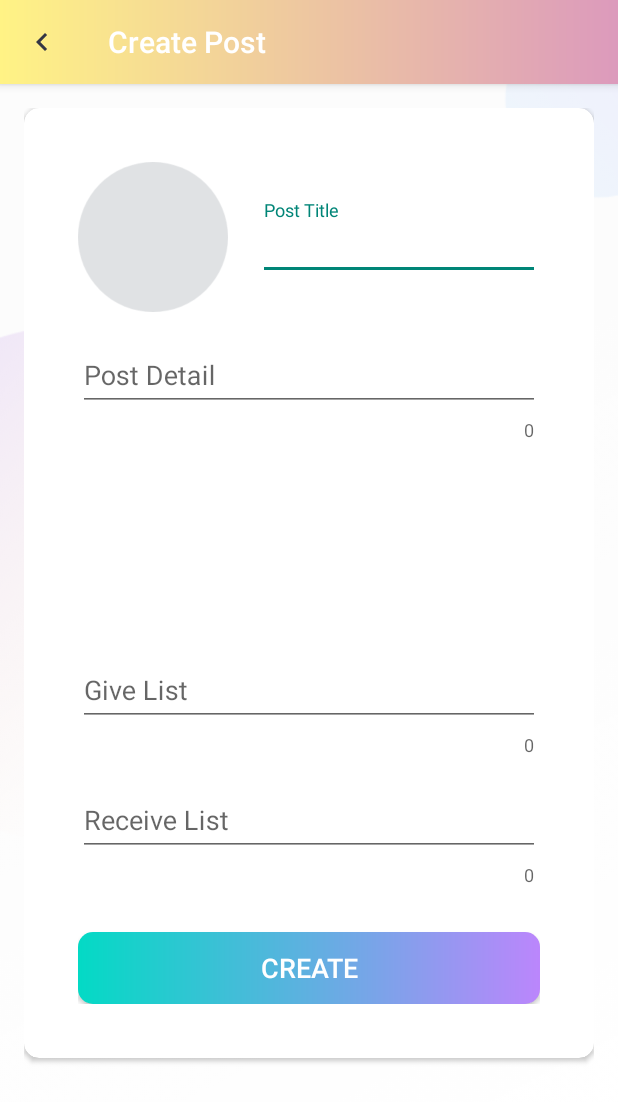
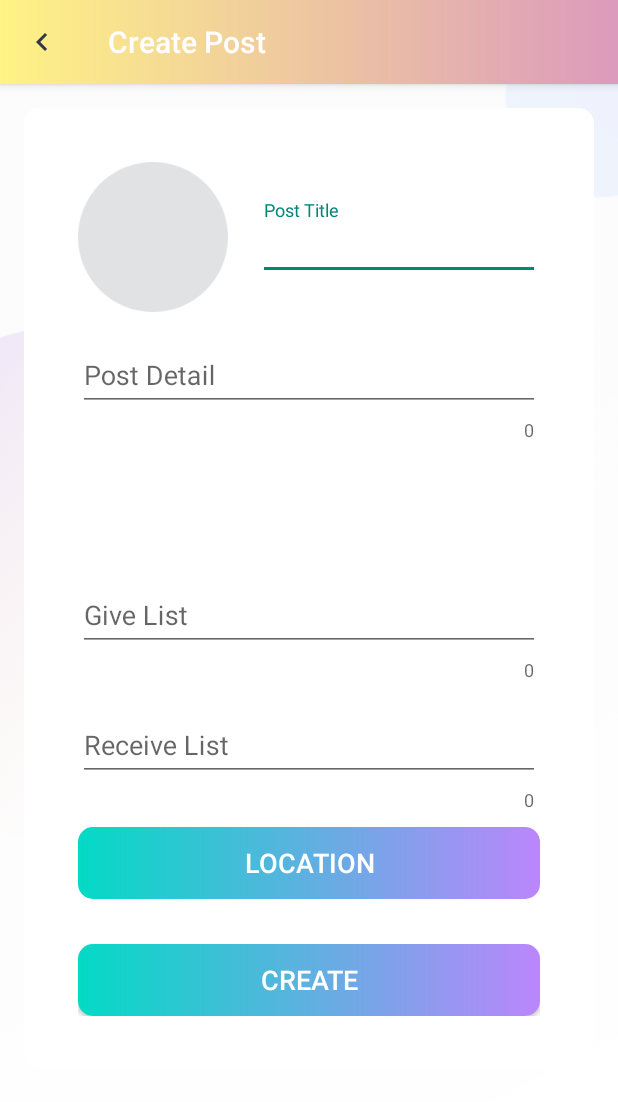
Before and after one commit to DKIV9570/Give-Receive, an Android app: the CreatePostActivity screen opened directly, with no data from a screen before it, on a phone screen of 412 x 824 dp. Shown: the top 1102 px of the screen. Run offline under Robolectric (Android 15) with nearby library versions, the phone set to English and light mode, and no system bars; our stand-ins replace Firebase (no records; nobody signed in at launch, a user with empty details on screens opened directly).

Commit message:
basic of get location when create post

```diff
--- a/app/build.gradle
+++ b/app/build.gradle
@@ -50,6 +50,7 @@ dependencies {
     implementation 'com.github.bumptech.glide:glide:4.11.0'
 
     implementation 'com.google.firebase:firebase-storage:20.0.1'
+    implementation 'com.google.android.gms:play-services-location:18.0.0'
 
     annotationProcessor 'com.github.bumptech.glide:compiler:4.11.0'
     testImplementation 'junit:junit:4.13.2'
--- a/app/src/main/AndroidManifest.xml
+++ b/app/src/main/AndroidManifest.xml
@@ -3,6 +3,8 @@
     xmlns:tools="http://schemas.android.com/tools"
     package="com.example.givereceive">
 
+    <uses-permission android:name="android.permission.ACCESS_COARSE_LOCATION" />
+    <uses-permission android:name="android.permission.ACCESS_FINE_LOCATION" />
     <uses-permission android:name="android.permission.INTERNET" />
     <uses-permission android:name="android.permission.ACCESS_NETWORK_STATE" />
     <uses-permission android:name="android.permission.READ_EXTERNAL_STORAGE" />
--- a/app/src/main/java/com/example/givereceive/adapters/ToDoList.kt
+++ b/app/src/main/java/com/example/givereceive/adapters/ToDoList.kt
@@ -5,6 +5,7 @@ class ToDoList {
     //Todo 1. When editing the user info, it only can be done when all the fields are filled in
     //Todo 2. The giving and receiving list, if it is empty or only have 1 item, will not run properly
     //Todo 3. The order of posts seems to be random
+    //Todo 4. The tags of first and last post would be render several times when slipping
 
 
     // TODO: features:
--- a/app/src/main/java/com/example/givereceive/models/Post.kt
+++ b/app/src/main/java/com/example/givereceive/models/Post.kt
@@ -12,7 +12,8 @@ data class Post (
     val content: String = "",
     val giveList: ArrayList<String> = ArrayList(),
     val receiveList: ArrayList<String> = ArrayList(),
-    val postTime: String = ""
+    val postTime: String = "",
+    val postAddress: String = ""
 ): Parcelable {
     constructor(parcel: Parcel) : this(
         parcel.readString()!!,
@@ -23,6 +24,7 @@ data class Post (
         parcel.readString()!!,
         parcel.createStringArrayList()!!,
         parcel.createStringArrayList()!!,
+        parcel.readString()!!,
         parcel.readString()!!
     ) {
     }
@@ -37,6 +39,7 @@ data class Post (
         writeStringList(giveList)
         writeStringList(receiveList)
         parcel.writeString(postTime)
+        parcel.writeString(postAddress)
     }
 
     override fun describeContents(): Int {
--- a/app/src/main/res/layout/activity_create_post.xml
+++ b/app/src/main/res/layout/activity_create_post.xml
@@ -119,6 +119,21 @@
                 </com.google.android.material.textfield.TextInputLayout>
 
                 <Button
+                    android:id="@+id/btn_get_location"
+                    android:layout_width="match_parent"
+                    android:layout_height="wrap_content"
+                    android:layout_gravity="center"
+                    android:layout_marginTop="10dp"
+                    android:background="@drawable/shape_button_rounded"
+                    android:foreground="?attr/selectableItemBackground"
+                    android:gravity="center"
+                    android:paddingTop="@dimen/btn_paddingTopBottom"
+                    android:paddingBottom="@dimen/btn_paddingTopBottom"
+                    android:text="@string/location"
+                    android:textColor="@android:color/white"
+                    android:textSize="@dimen/btn_text_size" />
+
+                <Button
                     android:id="@+id/btn_create"
                     android:layout_width="match_parent"
                     android:layout_height="wrap_content"
@@ -132,6 +147,7 @@
                     android:text="@string/create"
                     android:textColor="@android:color/white"
                     android:textSize="@dimen/btn_text_size" />
+
             </LinearLayout>
         </androidx.cardview.widget.CardView>
 
--- a/app/src/main/res/values/dimens.xml
+++ b/app/src/main/res/values/dimens.xml
@@ -72,7 +72,7 @@
     <dimen name="item_post_divider_marginTop">5dp</dimen>
     <dimen name="item_post_divider_height">0.3dp</dimen>
     <dimen name="post_detail_content_padding">10dp</dimen>
-    <dimen name="custom_min_height">200dp</dimen>
+    <dimen name="custom_min_height">150dp</dimen>
 
     <dimen name="post_detail_image_size">200dp</dimen>
 
--- a/app/src/main/res/values/strings.xml
+++ b/app/src/main/res/values/strings.xml
@@ -48,6 +48,7 @@
     <string name="Give_tag">Give Tag</string>
     <string name="Receive_tag">Receive Tag</string>
     <string name="back">BACK</string>
+    <string name="location">Location</string>
 
 
 </resources>
```
Also changed, not shown: app/src/main/java/com/example/givereceive/activities/CreatePostActivity.kt (+95 -34 lines).
